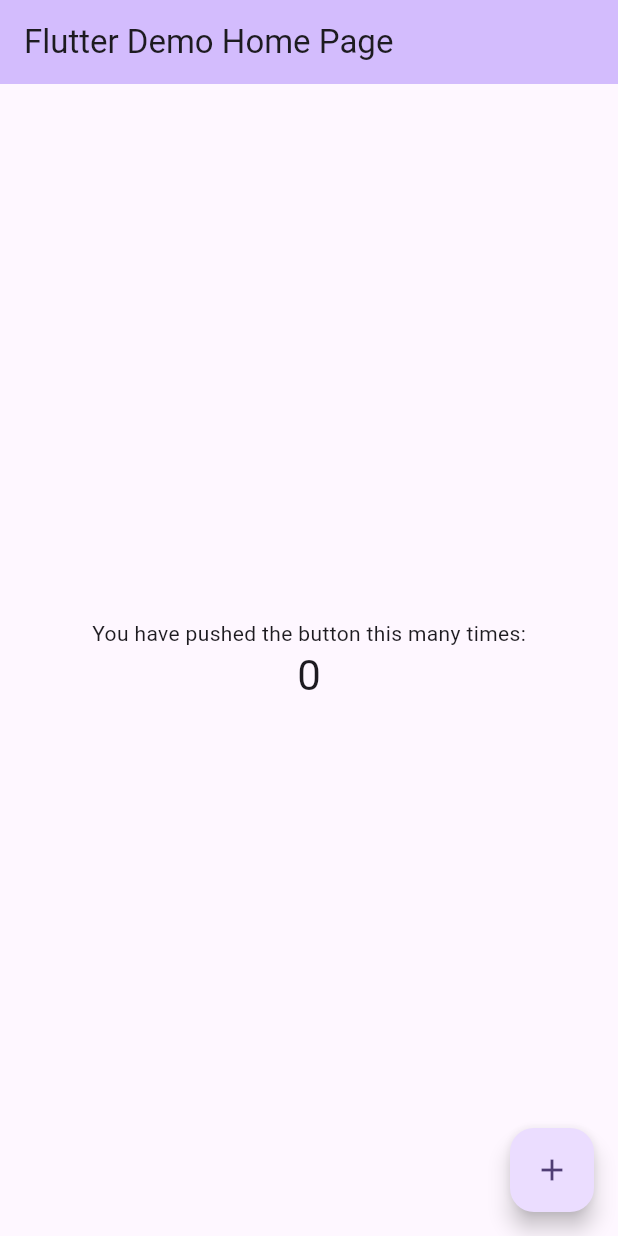
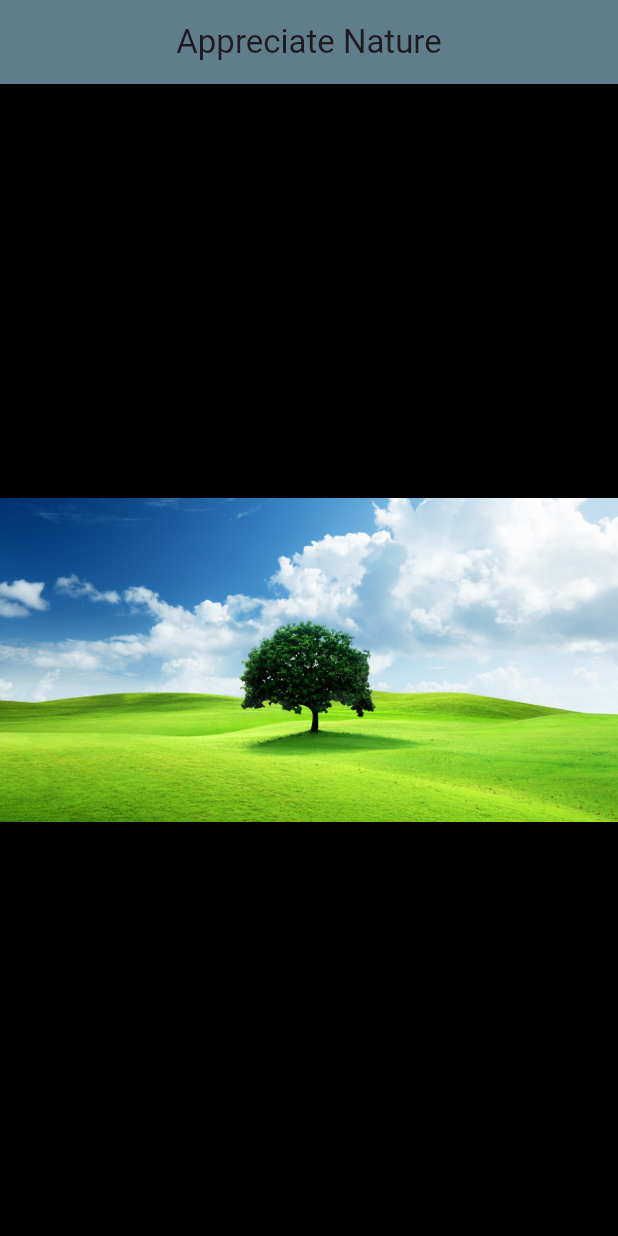
Before and after one commit to vimarshpandey/Flutter-Projects, a Flutter app: the screen it shows after launch, on a phone screen of 412 x 824 dp. Run offline on Flutter 3.47's test engine with Material 3 defaults, Android fonts, the light colour scheme and no system bars.

Commit message:
old project edited and new project added

```diff
--- a/testapp/lib/main.dart
+++ b/testapp/lib/main.dart
@@ -1,125 +1,26 @@
 import 'package:flutter/material.dart';
 
 void main() {
-  runApp(const MyApp());
-}
-
-class MyApp extends StatelessWidget {
-  const MyApp({super.key});
-
-  // This widget is the root of your application.
-  @override
-  Widget build(BuildContext context) {
-    return MaterialApp(
-      title: 'Flutter Demo',
-      theme: ThemeData(
-        // This is the theme of your application.
-        //
-        // TRY THIS: Try running your application with "flutter run". You'll see
-        // the application has a purple toolbar. Then, without quitting the app,
-        // try changing the seedColor in the colorScheme below to Colors.green
-        // and then invoke "hot reload" (save your changes or press the "hot
-        // reload" button in a Flutter-supported IDE, or press "r" if you used
-        // the command line to start the app).
-        //
-        // Notice that the counter didn't reset back to zero; the application
-        // state is not lost during the reload. To reset the state, use hot
-        // restart instead.
-        //
-        // This works for code too, not just values: Most code changes can be
-        // tested with just a hot reload.
-        colorScheme: ColorScheme.fromSeed(seedColor: Colors.deepPurple),
-        useMaterial3: true,
-      ),
-      home: const MyHomePage(title: 'Flutter Demo Home Page'),
-    );
-  }
-}
-
-class MyHomePage extends StatefulWidget {
-  const MyHomePage({super.key, required this.title});
-
-  // This widget is the home page of your application. It is stateful, meaning
-  // that it has a State object (defined below) that contains fields that affect
-  // how it looks.
-
-  // This class is the configuration for the state. It holds the values (in this
-  // case the title) provided by the parent (in this case the App widget) and
-  // used by the build method of the State. Fields in a Widget subclass are
-  // always marked "final".
-
-  final String title;
-
-  @override
-  State<MyHomePage> createState() => _MyHomePageState();
-}
-
-class _MyHomePageState extends State<MyHomePage> {
-  int _counter = 0;
-
-  void _incrementCounter() {
-    setState(() {
-      // This call to setState tells the Flutter framework that something has
-      // changed in this State, which causes it to rerun the build method below
-      // so that the display can reflect the updated values. If we changed
-      // _counter without calling setState(), then the build method would not be
-      // called again, and so nothing would appear to happen.
-      _counter++;
-    });
-  }
-
-  @override
-  Widget build(BuildContext context) {
-    // This method is rerun every time setState is called, for instance as done
-    // by the _incrementCounter method above.
-    //
-    // The Flutter framework has been optimized to make rerunning build methods
-    // fast, so that you can just rebuild anything that needs updating rather
-    // than having to individually change instances of widgets.
-    return Scaffold(
-      appBar: AppBar(
-        // TRY THIS: Try changing the color here to a specific color (to
-        // Colors.amber, perhaps?) and trigger a hot reload to see the AppBar
-        // change color while the other colors stay the same.
-        backgroundColor: Theme.of(context).colorScheme.inversePrimary,
-        // Here we take the value from the MyHomePage object that was created by
-        // the App.build method, and use it to set our appbar title.
-        title: Text(widget.title),
-      ),
-      body: Center(
-        // Center is a layout widget. It takes a single child and positions it
-        // in the middle of the parent.
-        child: Column(
-          // Column is also a layout widget. It takes a list of children and
-          // arranges them vertically. By default, it sizes itself to fit its
-          // children horizontally, and tries to be as tall as its parent.
-          //
-          // Column has various properties to control how it sizes itself and
-          // how it positions its children. Here we use mainAxisAlignment to
-          // center the children vertically; the main axis here is the vertical
-          // axis because Columns are vertical (the cross axis would be
-          // horizontal).
-          //
-          // TRY THIS: Invoke "debug painting" (choose the "Toggle Debug Paint"
-          // action in the IDE, or press "p" in the console), to see the
-          // wireframe for each widget.
-          mainAxisAlignment: MainAxisAlignment.center,
-          children: <Widget>[
-            const Text(
-              'You have pushed the button this many times:',
+  runApp(
+    MaterialApp(
+      home: Scaffold(
+        appBar: AppBar(
+          title: const Center(
+            child: Text(
+              "Appreciate Nature",
             ),
-            Text(
-              '$_counter',
-              style: Theme.of(context).textTheme.headlineMedium,
+          ),
+          backgroundColor: Colors.blueGrey,
+        ),
+        backgroundColor: Colors.black,
+        body: const Center(
+          child: Image(
+            image: AssetImage(
+              'images/img1.jpg',
             ),
-          ],
+          ),
         ),
       ),
-      floatingActionButton: FloatingActionButton(
-        onPressed: _incrementCounter,
-        tooltip: 'Increment',
-        child: const Icon(Icons.add),
-      ), // This trailing comma makes auto-formatting nicer for build methods.
-    );
-  }
+    ),
+  );
 }
```
Also changed, not shown: my_app/analysis_options.yaml (added, +28 -0 lines), my_app/lib/main.dart (added, +108 -0 lines), my_app/pubspec.yaml (added, +71 -0 lines), testapp/pubspec.yaml (+3 -68 lines), my_app/fonts/Pacifico-Regular.ttf (added), my_app/fonts/SourceSans3-Regular.ttf (added), my_app/images/MyImage.jpeg (added), my_app/pubspec.lock (added), testapp/images/img1.jpg (added), 161 other files.
